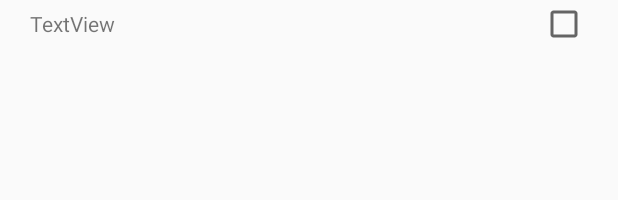
After one commit to aTobyWanKenobi/uni-rank-android, an Android app: the layout pick_indicators_list_cell.xml on its own in the app's theme, with its tools: preview values and no code run, on a phone screen of 412 x 824 dp. The commit adds this screen. Shown: the top 200 px of the screen. Run offline under Robolectric (Android 15) with nearby library versions, the phone set to English and light mode, and no system bars.

Commit message:
add indicator picker dialog, still not complete but the layout and istantiation is there

```diff
--- a/app/src/main/java/com/example/albergon/unirank/Fragments/CreateRankingFragment.java
+++ b/app/src/main/java/com/example/albergon/unirank/Fragments/CreateRankingFragment.java
@@ -124,6 +124,8 @@ public class CreateRankingFragment extends Fragment {
                 // update settings
                 currentSettings.put(newIndicator, 1);
                 listener.bindToIndicator(newIndicator);
+
+                interactionListener.showPickIndicatorDialog();
             }
         });
 
@@ -165,6 +167,8 @@ public class CreateRankingFragment extends Fragment {
     public interface OnRankGenerationInteractionListener {
 
         void onPressGenerate(Map<Integer, Integer> settings);
+
+        void showPickIndicatorDialog();
     }
 
     private class CustomSeekBarListener implements SeekBar.OnSeekBarChangeListener {
--- /dev/null
+++ b/app/src/main/res/layout/pick_indicators_list_cell.xml
@@ -0,0 +1,22 @@
+<?xml version="1.0" encoding="utf-8"?>
+<LinearLayout xmlns:android="http://schemas.android.com/apk/res/android"
+    android:layout_width="match_parent"
+    android:layout_height="wrap_content"
+    android:orientation="horizontal">
+
+    <TextView
+        android:id="@+id/indicator_pick_name"
+        android:layout_width="wrap_content"
+        android:layout_height="wrap_content"
+        android:layout_marginLeft="20dp"
+        android:layout_weight="1"
+        android:text="TextView" />
+
+    <CheckBox
+        android:id="@+id/indicator_checkbox"
+        android:layout_width="wrap_content"
+        android:layout_height="wrap_content"
+        android:layout_marginRight="20dp"
+        android:checked="false" />
+
+</LinearLayout>
```
Also changed, not shown: app/src/main/java/com/example/albergon/unirank/Fragments/ChooseIndicatorsDialog.java (+60 -64 lines), app/src/main/java/com/example/albergon/unirank/LayoutAdapters/PickListAdapter.java (added, +81 -0 lines), app/src/main/java/com/example/albergon/unirank/TabbedActivity.java (+13 -1 lines), app/src/main/res/layout/fragment_choose_indicators_dialog.xml (+46 -1 lines).
